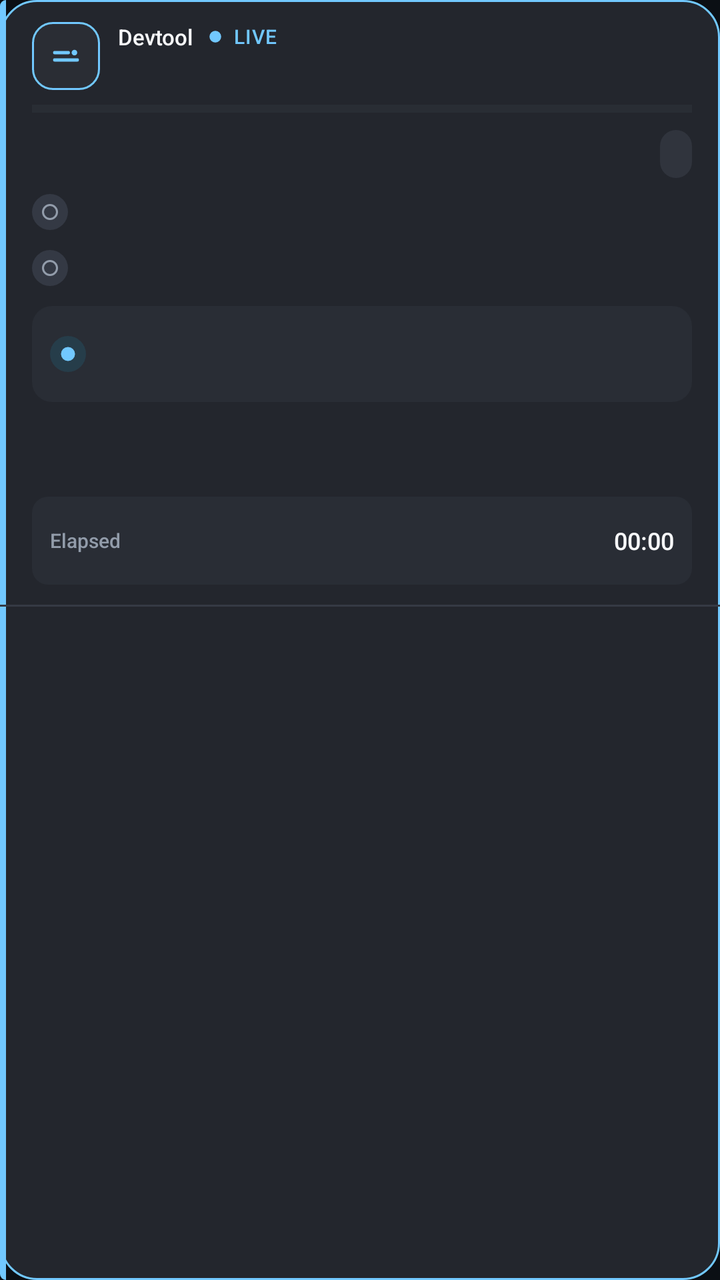
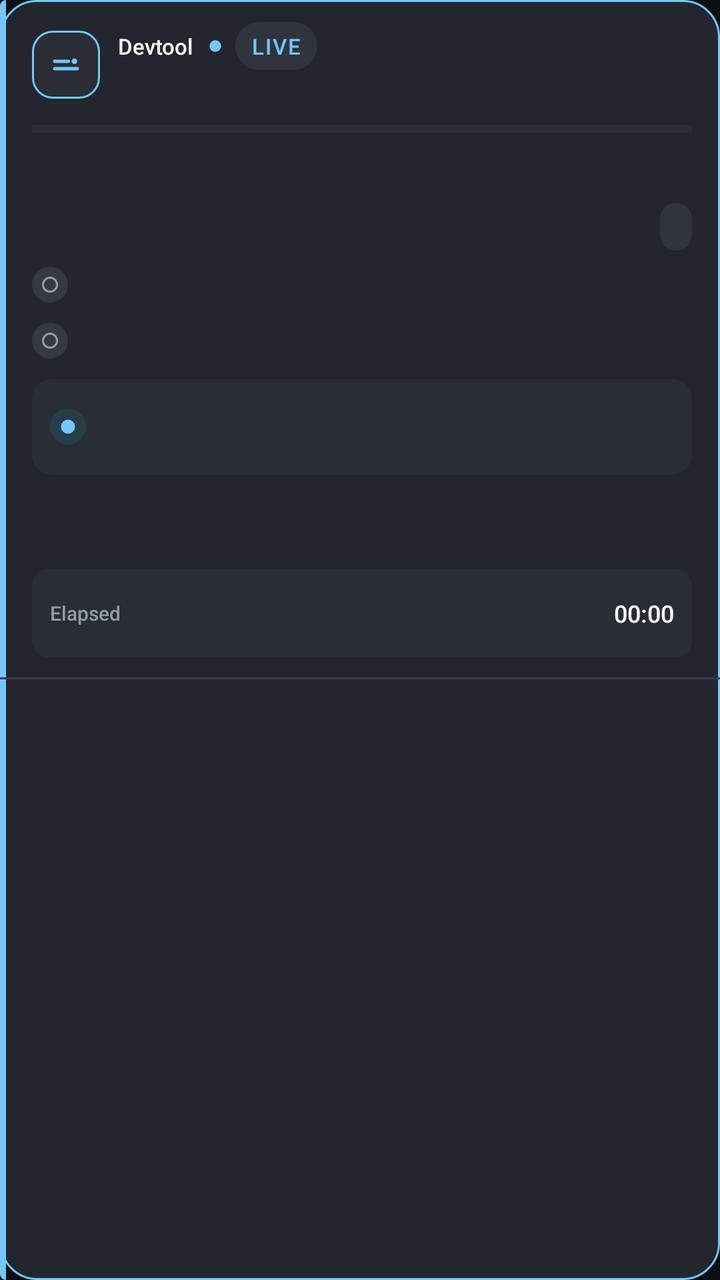

Compare the two renders of this Android layout. The source of the first and the diff that turns it into the second are given below.
<!-- AndroidManifest.xml: application theme Theme.DevtoolHud -->
<!-- res/layout/notification_devtool_expanded_large_text.xml -->
<?xml version="1.0" encoding="utf-8"?>
<LinearLayout xmlns:android="http://schemas.android.com/apk/res/android" android:id="@+id/notification_root" android:layout_width="match_parent" android:layout_height="wrap_content" android:orientation="vertical" android:background="@drawable/notification_card_running">
    <LinearLayout android:layout_width="match_parent" android:layout_height="wrap_content" android:orientation="vertical" android:paddingStart="16dp" android:paddingTop="11dp" android:paddingEnd="14dp" android:paddingBottom="10dp">
        <LinearLayout android:layout_width="match_parent" android:layout_height="wrap_content" android:orientation="horizontal" android:gravity="center_vertical">
            <ImageView android:id="@+id/notification_app_icon" android:layout_width="34dp" android:layout_height="34dp" android:padding="8dp" android:src="@drawable/ic_devtool_notification" android:tint="@color/notification_running" android:background="@drawable/notification_badge_running" android:contentDescription="@null" />
            <LinearLayout android:layout_width="0dp" android:layout_height="wrap_content" android:layout_weight="1" android:orientation="vertical" android:layout_marginStart="9dp">
                <LinearLayout android:layout_width="wrap_content" android:layout_height="wrap_content" android:orientation="horizontal" android:gravity="center_vertical">
                    <TextView style="@style/TextAppearance.Devtool.Notification.Detail" android:layout_width="wrap_content" android:layout_height="wrap_content" android:text="Devtool" android:textColor="@color/notification_text" android:fontFamily="sans-serif-medium" />
                    <ImageView android:id="@+id/notification_state_dot" android:layout_width="10dp" android:layout_height="10dp" android:layout_marginStart="6dp" android:src="@drawable/ic_notification_state_dot" android:tint="@color/notification_running" android:contentDescription="@null" />
                    <TextView android:id="@+id/notification_state_label" style="@style/TextAppearance.Devtool.Notification.Badge" android:layout_width="wrap_content" android:layout_height="wrap_content" android:layout_marginStart="4dp" android:text="LIVE" android:letterSpacing="0.04" />
                </LinearLayout>
                <TextView android:id="@+id/notification_task_title" style="@style/TextAppearance.Devtool.Notification.Title" android:layout_width="match_parent" android:layout_height="wrap_content" android:maxLines="2" android:ellipsize="end" />
            </LinearLayout>
            <TextView android:id="@+id/notification_progress_label" style="@style/TextAppearance.Devtool.Notification.Workspace" android:layout_width="wrap_content" android:layout_height="wrap_content" android:layout_marginStart="8dp" android:textColor="@color/notification_running" />
        </LinearLayout>
        <ProgressBar android:id="@+id/notification_progress" style="?android:attr/progressBarStyleHorizontal" android:layout_width="match_parent" android:layout_height="5dp" android:layout_marginTop="7dp" android:max="100" android:progressTint="@color/notification_running" android:progressBackgroundTint="#3A3E47" />
        <LinearLayout android:layout_width="match_parent" android:layout_height="wrap_content" android:orientation="horizontal" android:gravity="center_vertical" android:layout_marginTop="8dp" android:layout_marginBottom="3dp">
            <TextView android:id="@+id/notification_artifact" style="@style/TextAppearance.Devtool.Notification.Detail" android:layout_width="0dp" android:layout_height="wrap_content" android:layout_weight="1" android:maxLines="2" android:ellipsize="end" />
            <TextView android:id="@+id/notification_workspace_name" style="@style/TextAppearance.Devtool.Notification.Workspace" android:layout_width="wrap_content" android:layout_height="wrap_content" android:layout_marginStart="7dp" android:maxLines="1" android:ellipsize="end" />
            <TextView android:id="@+id/notification_workspace_index" style="@style/TextAppearance.Devtool.Notification.Badge" android:layout_width="wrap_content" android:layout_height="wrap_content" android:layout_marginStart="6dp" android:minHeight="24dp" android:gravity="center" android:paddingStart="8dp" android:paddingEnd="8dp" android:textColor="@color/notification_muted" android:background="@drawable/notification_chip" />
        </LinearLayout>
        <LinearLayout android:id="@+id/notification_phase_row_1" android:layout_width="match_parent" android:layout_height="wrap_content" android:minHeight="28dp" android:orientation="horizontal" android:gravity="center_vertical" android:paddingTop="3dp" android:paddingBottom="3dp">
        <ImageView android:id="@+id/notification_phase_mark_1" android:layout_width="18dp" android:layout_height="18dp" android:padding="3dp" android:src="@drawable/ic_phase_pending" android:tint="@color/notification_soft" android:background="@drawable/notification_mark_pending" android:contentDescription="@null" />
        <TextView android:id="@+id/notification_phase_name_1" style="@style/TextAppearance.Devtool.Notification.Workspace" android:layout_width="76dp" android:layout_height="wrap_content" android:layout_marginStart="7dp" android:maxLines="2" android:ellipsize="end" />
        <TextView android:id="@+id/notification_phase_detail_1" style="@style/TextAppearance.Devtool.Notification.Detail" android:layout_width="0dp" android:layout_height="wrap_content" android:layout_weight="1" android:maxLines="2" android:ellipsize="end" />
    </LinearLayout>
        <LinearLayout android:id="@+id/notification_phase_row_2" android:layout_width="match_parent" android:layout_height="wrap_content" android:minHeight="28dp" android:orientation="horizontal" android:gravity="center_vertical" android:paddingTop="3dp" android:paddingBottom="3dp">
        <ImageView android:id="@+id/notification_phase_mark_2" android:layout_width="18dp" android:layout_height="18dp" android:padding="3dp" android:src="@drawable/ic_phase_pending" android:tint="@color/notification_soft" android:background="@drawable/notification_mark_pending" android:contentDescription="@null" />
        <TextView android:id="@+id/notification_phase_name_2" style="@style/TextAppearance.Devtool.Notification.Workspace" android:layout_width="76dp" android:layout_height="wrap_content" android:layout_marginStart="7dp" android:maxLines="2" android:ellipsize="end" />
        <TextView android:id="@+id/notification_phase_detail_2" style="@style/TextAppearance.Devtool.Notification.Detail" android:layout_width="0dp" android:layout_height="wrap_content" android:layout_weight="1" android:maxLines="2" android:ellipsize="end" />
    </LinearLayout>
        <LinearLayout android:id="@+id/notification_phase_row_3" android:layout_width="match_parent" android:layout_height="wrap_content" android:minHeight="28dp" android:orientation="horizontal" android:gravity="center_vertical" android:paddingTop="3dp" android:paddingBottom="3dp" android:visibility="gone">
        <ImageView android:id="@+id/notification_phase_mark_3" android:layout_width="18dp" android:layout_height="18dp" android:padding="3dp" android:src="@drawable/ic_phase_pending" android:tint="@color/notification_soft" android:background="@drawable/notification_mark_pending" android:contentDescription="@null" />
        <TextView android:id="@+id/notification_phase_name_3" style="@style/TextAppearance.Devtool.Notification.Workspace" android:layout_width="76dp" android:layout_height="wrap_content" android:layout_marginStart="7dp" android:maxLines="2" android:ellipsize="end" />
        <TextView android:id="@+id/notification_phase_detail_3" style="@style/TextAppearance.Devtool.Notification.Detail" android:layout_width="0dp" android:layout_height="wrap_content" android:layout_weight="1" android:maxLines="2" android:ellipsize="end" />
    </LinearLayout>
        <LinearLayout android:layout_width="match_parent" android:layout_height="wrap_content" android:minHeight="48dp" android:orientation="horizontal" android:gravity="center_vertical" android:paddingStart="9dp" android:paddingTop="6dp" android:paddingEnd="9dp" android:paddingBottom="6dp" android:layout_marginTop="5dp" android:background="@drawable/notification_workspace">
            <ImageView android:id="@+id/notification_workspace_mark" android:layout_width="18dp" android:layout_height="18dp" android:padding="3dp" android:src="@drawable/ic_phase_active" android:tint="@color/notification_running" android:background="@drawable/notification_mark_active" android:contentDescription="@null" />
            <LinearLayout android:layout_width="0dp" android:layout_height="wrap_content" android:layout_weight="1" android:orientation="vertical" android:layout_marginStart="8dp">
                <TextView android:id="@+id/notification_workspace_current" style="@style/TextAppearance.Devtool.Notification.Workspace" android:layout_width="match_parent" android:layout_height="wrap_content" android:maxLines="2" android:ellipsize="end" />
                <TextView android:id="@+id/notification_workspace_meta" style="@style/TextAppearance.Devtool.Notification.Detail" android:layout_width="match_parent" android:layout_height="wrap_content" android:maxLines="2" android:ellipsize="end" />
            </LinearLayout>
            <TextView android:id="@+id/notification_workspace_progress" style="@style/TextAppearance.Devtool.Notification.Workspace" android:layout_width="wrap_content" android:layout_height="wrap_content" android:layout_marginStart="6dp" android:textColor="@color/notification_soft" />
        </LinearLayout>
        <TextView android:id="@+id/notification_workspace_remaining" style="@style/TextAppearance.Devtool.Notification.Detail" android:layout_width="match_parent" android:layout_height="wrap_content" android:layout_marginTop="4dp" android:maxLines="2" android:ellipsize="end" android:textColor="@color/notification_soft" />
        <TextView android:id="@+id/notification_metrics_summary" style="@style/TextAppearance.Devtool.Notification.Detail" android:layout_width="match_parent" android:layout_height="wrap_content" android:layout_marginTop="7dp" android:maxLines="3" android:ellipsize="end" android:textColor="@color/notification_text" />
        <LinearLayout android:layout_width="match_parent" android:layout_height="wrap_content" android:minHeight="44dp" android:layout_marginTop="7dp" android:orientation="horizontal" android:gravity="center_vertical" android:paddingStart="9dp" android:paddingTop="6dp" android:paddingEnd="9dp" android:paddingBottom="6dp" android:background="@drawable/notification_metric">
            <TextView style="@style/TextAppearance.Devtool.Notification.Badge" android:layout_width="0dp" android:layout_height="wrap_content" android:layout_weight="1" android:text="Elapsed" android:textColor="@color/notification_soft" />
            <Chronometer android:id="@+id/notification_metric_elapsed" style="@style/TextAppearance.Devtool.Notification.Workspace" android:layout_width="wrap_content" android:layout_height="wrap_content" android:maxLines="1" android:ellipsize="end" />
        </LinearLayout>
    </LinearLayout>
    <View android:layout_width="match_parent" android:layout_height="1dp" android:background="@color/notification_line" />
    <LinearLayout android:layout_width="match_parent" android:layout_height="wrap_content" android:minHeight="48dp" android:orientation="horizontal">
        <TextView android:id="@+id/notification_action_1" style="@style/TextAppearance.Devtool.Notification.Action" android:layout_width="0dp" android:layout_height="wrap_content" android:minHeight="48dp" android:layout_weight="1" android:gravity="center" android:paddingStart="4dp" android:paddingEnd="4dp" android:background="@drawable/notification_action" />
        <TextView android:id="@+id/notification_action_2" style="@style/TextAppearance.Devtool.Notification.Action" android:layout_width="0dp" android:layout_height="wrap_content" android:minHeight="48dp" android:layout_weight="1" android:gravity="center" android:paddingStart="4dp" android:paddingEnd="4dp" android:background="@drawable/notification_action" />
        <TextView android:id="@+id/notification_action_3" style="@style/TextAppearance.Devtool.Notification.Action" android:layout_width="0dp" android:layout_height="wrap_content" android:minHeight="48dp" android:layout_weight="1" android:gravity="center" android:paddingStart="4dp" android:paddingEnd="4dp" android:background="@drawable/notification_action" />
    </LinearLayout>
</LinearLayout>
<!-- resources referenced by this layout -->
<resources>
  <color name="notification_line">#353A44</color>
  <color name="notification_muted">#AEB4BF</color>
  <color name="notification_running">#71C8FF</color>
  <color name="notification_soft">#929CAA</color>
  <color name="notification_text">#F7F8FA</color>
  <!-- drawable notification_badge_running (drawable) -->
  <?xml version="1.0" encoding="utf-8"?>
  <shape xmlns:android="http://schemas.android.com/apk/res/android" android:shape="rectangle">
      <solid android:color="#2A2D34" />
      <stroke android:width="1dp" android:color="@color/notification_running" />
      <corners android:radius="10dp" />
  </shape>
  <!-- drawable notification_chip (drawable) -->
  <?xml version="1.0" encoding="utf-8"?>
  <shape xmlns:android="http://schemas.android.com/apk/res/android" android:shape="rectangle">
      <solid android:color="#30343D"/><corners android:radius="999dp"/>
  </shape>
  <!-- drawable notification_mark_active (drawable) -->
  <?xml version="1.0" encoding="utf-8"?>
  <shape xmlns:android="http://schemas.android.com/apk/res/android" android:shape="oval"><solid android:color="#263D4A"/></shape>
  <!-- drawable notification_mark_pending (drawable) -->
  <?xml version="1.0" encoding="utf-8"?>
  <shape xmlns:android="http://schemas.android.com/apk/res/android" android:shape="oval"><solid android:color="#343944"/></shape>
  <!-- drawable notification_metric (drawable) -->
  <?xml version="1.0" encoding="utf-8"?>
  <shape xmlns:android="http://schemas.android.com/apk/res/android" android:shape="rectangle">
      <solid android:color="@color/notification_card_raised"/><corners android:radius="8dp"/>
  </shape>
  <!-- drawable notification_workspace (drawable) -->
  <?xml version="1.0" encoding="utf-8"?>
  <shape xmlns:android="http://schemas.android.com/apk/res/android" android:shape="rectangle">
      <solid android:color="@color/notification_card_raised"/><corners android:radius="10dp"/>
  </shape>
  <style name="TextAppearance.Devtool.Notification.Action" parent="android:style/TextAppearance.Material.Button">
          <item name="android:textSize">12sp</item><item name="android:fontFamily">sans-serif-medium</item><item name="android:textColor">@color/notification_running</item><item name="android:textAllCaps">false</item>
      </style>
  <style name="TextAppearance.Devtool.Notification.Badge" parent="android:style/TextAppearance.Material.Caption">
          <item name="android:textSize">10sp</item><item name="android:fontFamily">sans-serif-medium</item><item name="android:textColor">@color/notification_running</item>
      </style>
  <style name="TextAppearance.Devtool.Notification.Detail" parent="android:style/TextAppearance.Material.Body1">
          <item name="android:textSize">11sp</item><item name="android:fontFamily">sans-serif</item><item name="android:textColor">@color/notification_muted</item>
      </style>
  <style name="TextAppearance.Devtool.Notification.Title" parent="android:style/TextAppearance.Material.Title">
          <item name="android:textSize">14sp</item><item name="android:fontFamily">sans-serif-medium</item><item name="android:textColor">@color/notification_text</item>
      </style>
  <style name="TextAppearance.Devtool.Notification.Workspace" parent="android:style/TextAppearance.Material.Body1">
          <item name="android:textSize">12sp</item><item name="android:fontFamily">sans-serif-medium</item><item name="android:textColor">@color/notification_text</item>
      </style>
  <color name="notification_card">#23262D</color>
  <color name="notification_card_raised">#292D35</color>
  <color name="devtool_background">#0B0F14</color>
  <color name="devtool_green">#5EE49B</color>
  <!-- unchanged entries left out for length: 7 -->
</resources>

<!-- the commit's change to res/layout/notification_devtool_expanded_large_text.xml (unified diff, before → after) -->
@@ -7,13 +7,17 @@
                 <LinearLayout android:layout_width="wrap_content" android:layout_height="wrap_content" android:orientation="horizontal" android:gravity="center_vertical">
                     <TextView style="@style/TextAppearance.Devtool.Notification.Detail" android:layout_width="wrap_content" android:layout_height="wrap_content" android:text="Devtool" android:textColor="@color/notification_text" android:fontFamily="sans-serif-medium" />
                     <ImageView android:id="@+id/notification_state_dot" android:layout_width="10dp" android:layout_height="10dp" android:layout_marginStart="6dp" android:src="@drawable/ic_notification_state_dot" android:tint="@color/notification_running" android:contentDescription="@null" />
-                    <TextView android:id="@+id/notification_state_label" style="@style/TextAppearance.Devtool.Notification.Badge" android:layout_width="wrap_content" android:layout_height="wrap_content" android:layout_marginStart="4dp" android:text="LIVE" android:letterSpacing="0.04" />
+                    <TextView android:id="@+id/notification_state_label" style="@style/TextAppearance.Devtool.Notification.State" android:layout_width="wrap_content" android:layout_height="wrap_content" android:layout_marginStart="5dp" android:minHeight="24dp" android:gravity="center" android:paddingStart="8dp" android:paddingEnd="8dp" android:text="LIVE" android:letterSpacing="0.06" android:background="@drawable/notification_chip" />
                 </LinearLayout>
                 <TextView android:id="@+id/notification_task_title" style="@style/TextAppearance.Devtool.Notification.Title" android:layout_width="match_parent" android:layout_height="wrap_content" android:maxLines="2" android:ellipsize="end" />
             </LinearLayout>
             <TextView android:id="@+id/notification_progress_label" style="@style/TextAppearance.Devtool.Notification.Workspace" android:layout_width="wrap_content" android:layout_height="wrap_content" android:layout_marginStart="8dp" android:textColor="@color/notification_running" />
         </LinearLayout>
-        <ProgressBar android:id="@+id/notification_progress" style="?android:attr/progressBarStyleHorizontal" android:layout_width="match_parent" android:layout_height="5dp" android:layout_marginTop="7dp" android:max="100" android:progressTint="@color/notification_running" android:progressBackgroundTint="#3A3E47" />
+        <ProgressBar android:id="@+id/notification_progress" style="?android:attr/progressBarStyleHorizontal" android:layout_width="match_parent" android:layout_height="7dp" android:layout_marginTop="7dp" android:max="100" android:progressTint="@color/notification_running" android:progressBackgroundTint="#3A3E47" />
+        <LinearLayout android:layout_width="match_parent" android:layout_height="wrap_content" android:orientation="horizontal" android:gravity="center_vertical" android:layout_marginTop="7dp" android:layout_marginBottom="2dp">
+            <TextView android:id="@+id/notification_status_lead" style="@style/TextAppearance.Devtool.Notification.Workspace" android:layout_width="wrap_content" android:layout_height="wrap_content" android:maxLines="1" android:ellipsize="end" android:textColor="@color/notification_running" />
+            <TextView android:id="@+id/notification_status_detail" style="@style/TextAppearance.Devtool.Notification.Detail" android:layout_width="0dp" android:layout_height="wrap_content" android:layout_weight="1" android:layout_marginStart="8dp" android:maxLines="2" android:ellipsize="end" />
+        </LinearLayout>
         <LinearLayout android:layout_width="match_parent" android:layout_height="wrap_content" android:orientation="horizontal" android:gravity="center_vertical" android:layout_marginTop="8dp" android:layout_marginBottom="3dp">
             <TextView android:id="@+id/notification_artifact" style="@style/TextAppearance.Devtool.Notification.Detail" android:layout_width="0dp" android:layout_height="wrap_content" android:layout_weight="1" android:maxLines="2" android:ellipsize="end" />
             <TextView android:id="@+id/notification_workspace_name" style="@style/TextAppearance.Devtool.Notification.Workspace" android:layout_width="wrap_content" android:layout_height="wrap_content" android:layout_marginStart="7dp" android:maxLines="1" android:ellipsize="end" />
@@ -34,7 +38,7 @@
         <TextView android:id="@+id/notification_phase_name_3" style="@style/TextAppearance.Devtool.Notification.Workspace" android:layout_width="76dp" android:layout_height="wrap_content" android:layout_marginStart="7dp" android:maxLines="2" android:ellipsize="end" />
         <TextView android:id="@+id/notification_phase_detail_3" style="@style/TextAppearance.Devtool.Notification.Detail" android:layout_width="0dp" android:layout_height="wrap_content" android:layout_weight="1" android:maxLines="2" android:ellipsize="end" />
     </LinearLayout>
-        <LinearLayout android:layout_width="match_parent" android:layout_height="wrap_content" android:minHeight="48dp" android:orientation="horizontal" android:gravity="center_vertical" android:paddingStart="9dp" android:paddingTop="6dp" android:paddingEnd="9dp" android:paddingBottom="6dp" android:layout_marginTop="5dp" android:background="@drawable/notification_workspace">
+        <LinearLayout android:id="@+id/notification_workspace_card" android:layout_width="match_parent" android:layout_height="wrap_content" android:minHeight="48dp" android:orientation="horizontal" android:gravity="center_vertical" android:paddingStart="9dp" android:paddingTop="6dp" android:paddingEnd="9dp" android:paddingBottom="6dp" android:layout_marginTop="5dp" android:background="@drawable/notification_workspace">
             <ImageView android:id="@+id/notification_workspace_mark" android:layout_width="18dp" android:layout_height="18dp" android:padding="3dp" android:src="@drawable/ic_phase_active" android:tint="@color/notification_running" android:background="@drawable/notification_mark_active" android:contentDescription="@null" />
             <LinearLayout android:layout_width="0dp" android:layout_height="wrap_content" android:layout_weight="1" android:orientation="vertical" android:layout_marginStart="8dp">
                 <TextView android:id="@+id/notification_workspace_current" style="@style/TextAppearance.Devtool.Notification.Workspace" android:layout_width="match_parent" android:layout_height="wrap_content" android:maxLines="2" android:ellipsize="end" />
<!-- resource entries referenced after the edit -->
@@ -42,6 +42,9 @@
   <style name="TextAppearance.Devtool.Notification.Detail" parent="android:style/TextAppearance.Material.Body1">
           <item name="android:textSize">11sp</item><item name="android:fontFamily">sans-serif</item><item name="android:textColor">@color/notification_muted</item>
       </style>
+  <style name="TextAppearance.Devtool.Notification.State" parent="android:style/TextAppearance.Material.Caption">
+          <item name="android:textSize">11sp</item><item name="android:fontFamily">sans-serif-medium</item><item name="android:textColor">@color/notification_running</item><item name="android:textAllCaps">true</item>
+      </style>
   <style name="TextAppearance.Devtool.Notification.Title" parent="android:style/TextAppearance.Material.Title">
           <item name="android:textSize">14sp</item><item name="android:fontFamily">sans-serif-medium</item><item name="android:textColor">@color/notification_text</item>
       </style>
